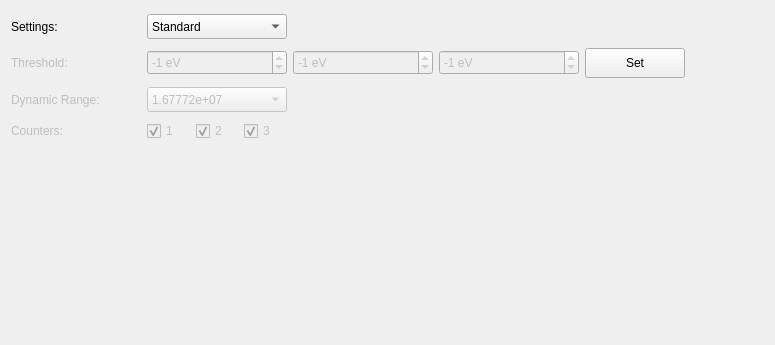
Above: slsDetectorGui/forms/form_tab_settings.ui from slsdetectorgroup/slsDetectorPackage before the change. Below: the same form after it.
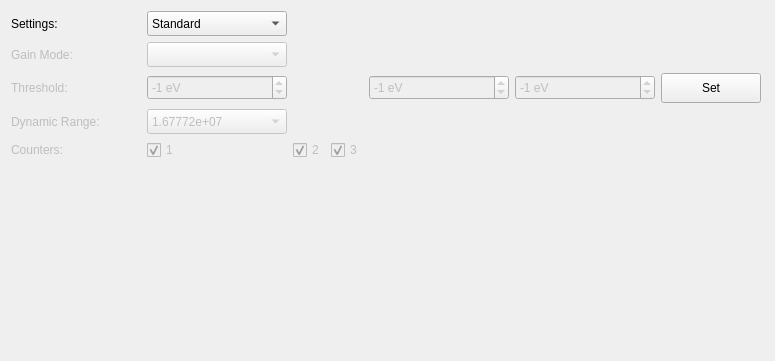
That is the form after the change. Icons and pictures are not drawn.

```diff
--- a/slsDetectorGui/forms/form_tab_settings.ui
+++ b/slsDetectorGui/forms/form_tab_settings.ui
@@ -32,7 +32,7 @@
    <string>Form</string>
   </property>
   <layout class="QGridLayout" name="gridLayout_2">
-   <item row="3" column="3">
+   <item row="4" column="3">
     <widget class="QCheckBox" name="chkCounter2">
      <property name="enabled">
       <bool>false</bool>
@@ -51,7 +51,7 @@
      </property>
     </widget>
    </item>
-   <item row="3" column="4">
+   <item row="4" column="4">
     <widget class="QCheckBox" name="chkCounter3">
      <property name="enabled">
       <bool>false</bool>
@@ -70,7 +70,7 @@
      </property>
     </widget>
    </item>
-   <item row="2" column="2" colspan="3">
+   <item row="3" column="2" colspan="3">
     <widget class="QComboBox" name="comboDynamicRange">
      <property name="enabled">
       <bool>false</bool>
@@ -109,7 +109,7 @@
      </item>
     </widget>
    </item>
-   <item row="1" column="2" colspan="3">
+   <item row="2" column="2" colspan="3">
     <widget class="QSpinBox" name="spinThreshold">
      <property name="enabled">
       <bool>false</bool>
@@ -146,7 +146,7 @@
      </property>
     </widget>
    </item>
-   <item row="1" column="6">
+   <item row="2" column="6">
     <widget class="QSpinBox" name="spinThreshold3">
      <property name="enabled">
       <bool>false</bool>
@@ -183,7 +183,7 @@
      </property>
     </widget>
    </item>
-   <item row="2" column="0">
+   <item row="3" column="0">
     <widget class="QLabel" name="lblDynamicRange">
      <property name="enabled">
       <bool>false</bool>
@@ -205,7 +205,7 @@
      </property>
     </widget>
    </item>
-   <item row="4" column="2">
+   <item row="5" column="2">
     <spacer name="verticalSpacer">
      <property name="orientation">
       <enum>Qt::Vertical</enum>
@@ -221,7 +221,7 @@
      </property>
     </spacer>
    </item>
-   <item row="1" column="8">
+   <item row="2" column="8">
     <widget class="QPushButton" name="btnSetThreshold">
      <property name="enabled">
       <bool>true</bool>
@@ -334,7 +334,7 @@
      </property>
     </spacer>
    </item>
-   <item row="1" column="0">
+   <item row="2" column="0">
     <widget class="QLabel" name="lblThreshold">
      <property name="enabled">
       <bool>false</bool>
@@ -356,7 +356,7 @@
      </property>
     </widget>
    </item>
-   <item row="1" column="5">
+   <item row="2" column="5">
     <widget class="QSpinBox" name="spinThreshold2">
      <property name="enabled">
       <bool>false</bool>
@@ -393,7 +393,7 @@
      </property>
     </widget>
    </item>
-   <item row="1" column="9">
+   <item row="2" column="9">
     <spacer name="horizontalSpacer_2">
      <property name="orientation">
       <enum>Qt::Horizontal</enum>
@@ -409,7 +409,7 @@
      </property>
     </spacer>
    </item>
-   <item row="3" column="0">
+   <item row="4" column="0">
     <widget class="QLabel" name="lblCounter">
      <property name="enabled">
       <bool>false</bool>
@@ -431,7 +431,7 @@
      </property>
     </widget>
    </item>
-   <item row="3" column="2">
+   <item row="4" column="2">
     <widget class="QCheckBox" name="chkCounter1">
      <property name="enabled">
       <bool>false</bool>
@@ -589,6 +589,57 @@
      </item>
     </widget>
    </item>
+   <item row="1" column="0">
+    <widget class="QLabel" name="lblGainMode">
+     <property name="enabled">
+      <bool>false</bool>
+     </property>
+     <property name="minimumSize">
+      <size>
+       <width>110</width>
+       <height>0</height>
+      </size>
+     </property>
+     <property name="maximumSize">
+      <size>
+       <width>110</width>
+       <height>16777215</height>
+      </size>
+     </property>
+     <property name="text">
+      <string>Gain Mode:</string>
+     </property>
+    </widget>
+   </item>
+   <item row="1" column="2">
+    <widget class="QComboBox" name="comboGainMode">
+     <property name="enabled">
+      <bool>false</bool>
+     </property>
+     <property name="sizePolicy">
+      <sizepolicy hsizetype="Preferred" vsizetype="Fixed">
+       <horstretch>0</horstretch>
+       <verstretch>0</verstretch>
+      </sizepolicy>
+     </property>
+     <property name="minimumSize">
+      <size>
+       <width>140</width>
+       <height>25</height>
+      </size>
+     </property>
+     <property name="maximumSize">
+      <size>
+       <width>140</width>
+       <height>16777215</height>
+      </size>
+     </property>
+     <property name="toolTip">
+      <string>Settings of the detector. 
+ #settings#</string>
+     </property>
+    </widget>
+   </item>
   </layout>
  </widget>
  <tabstops>
```
